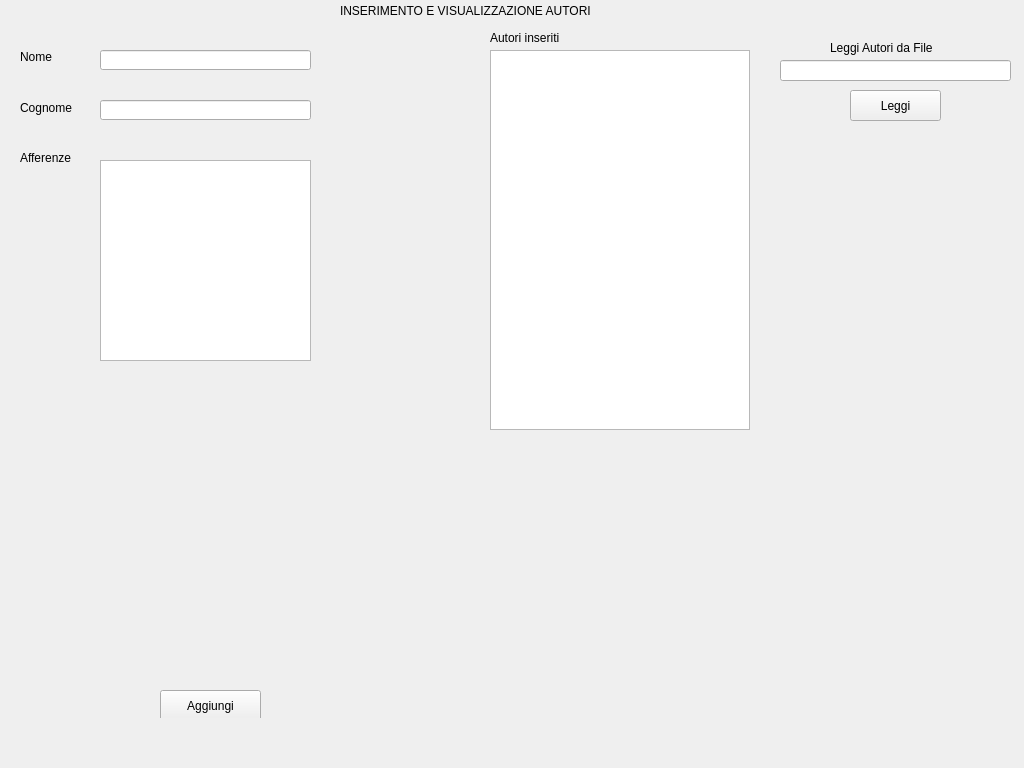
marcovirgillo/ProgettoPO, file Progetto/paginaautore.ui: the form before one commit.
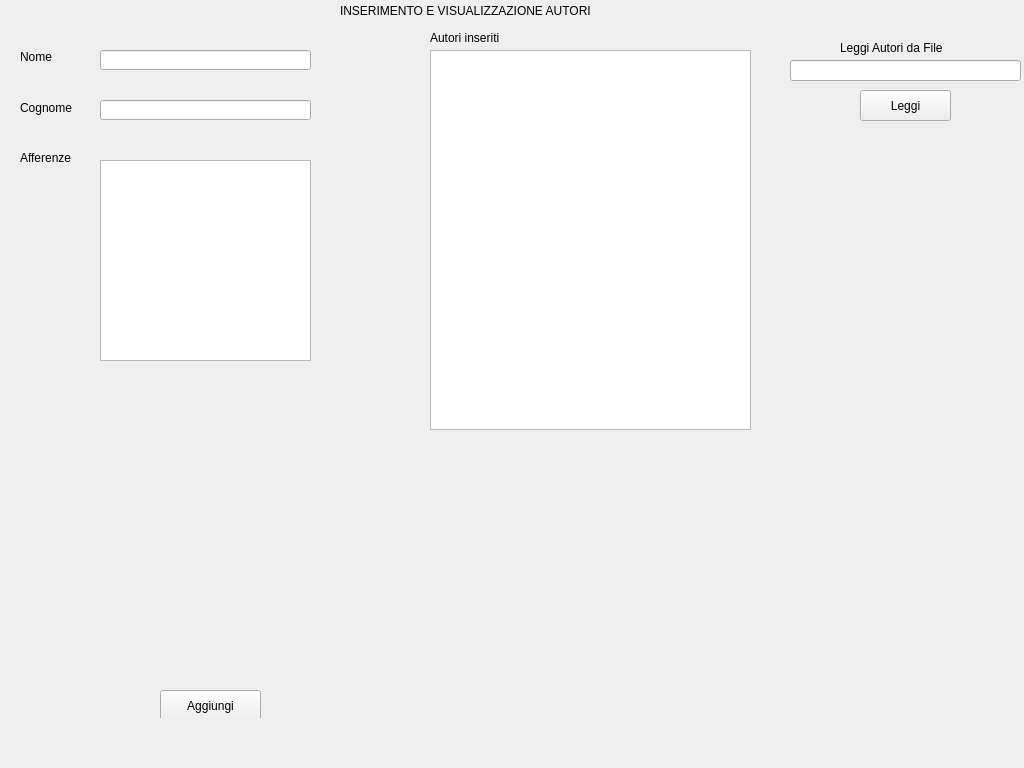
The form after the commit.

Diff of the .ui file:
```diff
--- a/Progetto/paginaautore.ui
+++ b/Progetto/paginaautore.ui
@@ -104,9 +104,9 @@
     <widget class="QListWidget" name="listAutori">
      <property name="geometry">
       <rect>
-       <x>490</x>
+       <x>430</x>
        <y>50</y>
-       <width>260</width>
+       <width>321</width>
        <height>380</height>
       </rect>
      </property>
@@ -124,7 +124,7 @@
     <widget class="QLabel" name="labelAutoriInseriti">
      <property name="geometry">
       <rect>
-       <x>490</x>
+       <x>430</x>
        <y>30</y>
        <width>91</width>
        <height>16</height>
@@ -150,7 +150,7 @@
     <widget class="QPushButton" name="buttonLeggi">
      <property name="geometry">
       <rect>
-       <x>850</x>
+       <x>860</x>
        <y>90</y>
        <width>91</width>
        <height>31</height>
@@ -163,7 +163,7 @@
     <widget class="QLabel" name="labelLeggiDaFile">
      <property name="geometry">
       <rect>
-       <x>830</x>
+       <x>840</x>
        <y>40</y>
        <width>131</width>
        <height>16</height>
@@ -176,7 +176,7 @@
     <widget class="QLineEdit" name="Percorso">
      <property name="geometry">
       <rect>
-       <x>780</x>
+       <x>790</x>
        <y>60</y>
        <width>231</width>
        <height>21</height>
```
